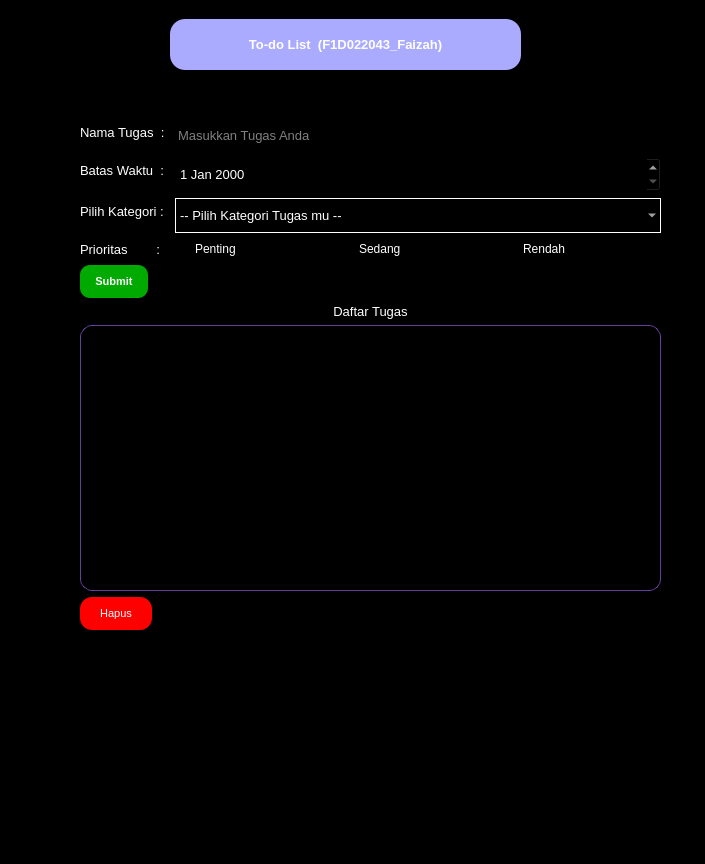
This is week7.ui in Faizahhfaizahh/-pv25-miniproject-todolist as Qt 5 draws it before an edit. The edited form follows.
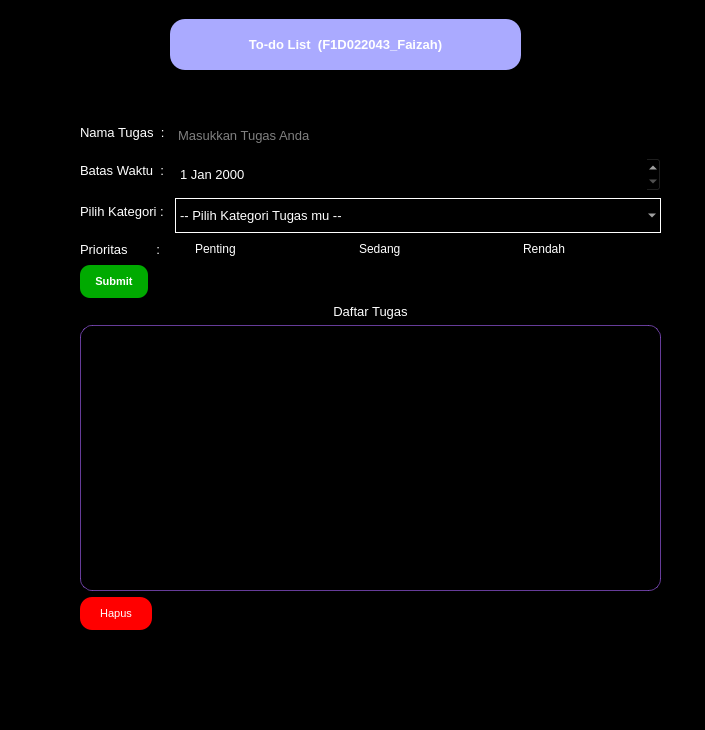
This is the edited form.

Commit message: mini project

Patch:
```diff
--- a/week7.ui
+++ b/week7.ui
@@ -7,7 +7,7 @@
     <x>0</x>
     <y>0</y>
     <width>705</width>
-    <height>864</height>
+    <height>730</height>
    </rect>
   </property>
   <property name="minimumSize">
```
Left out of the diff: 2 changed lines with no effect on the pictures.
